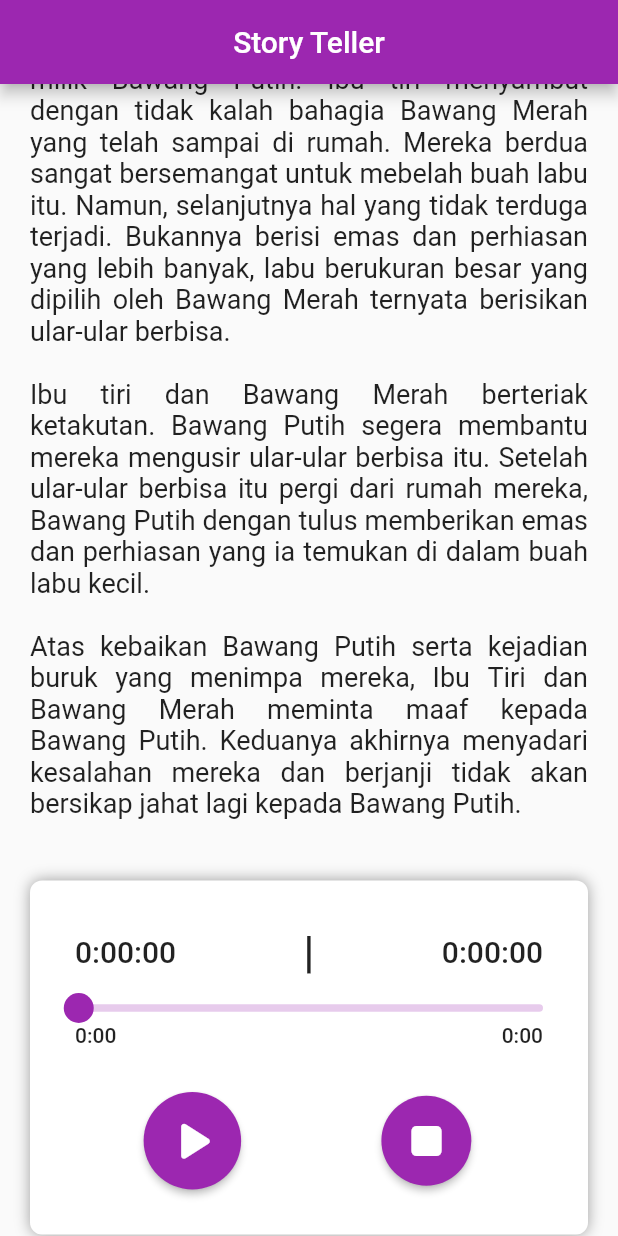
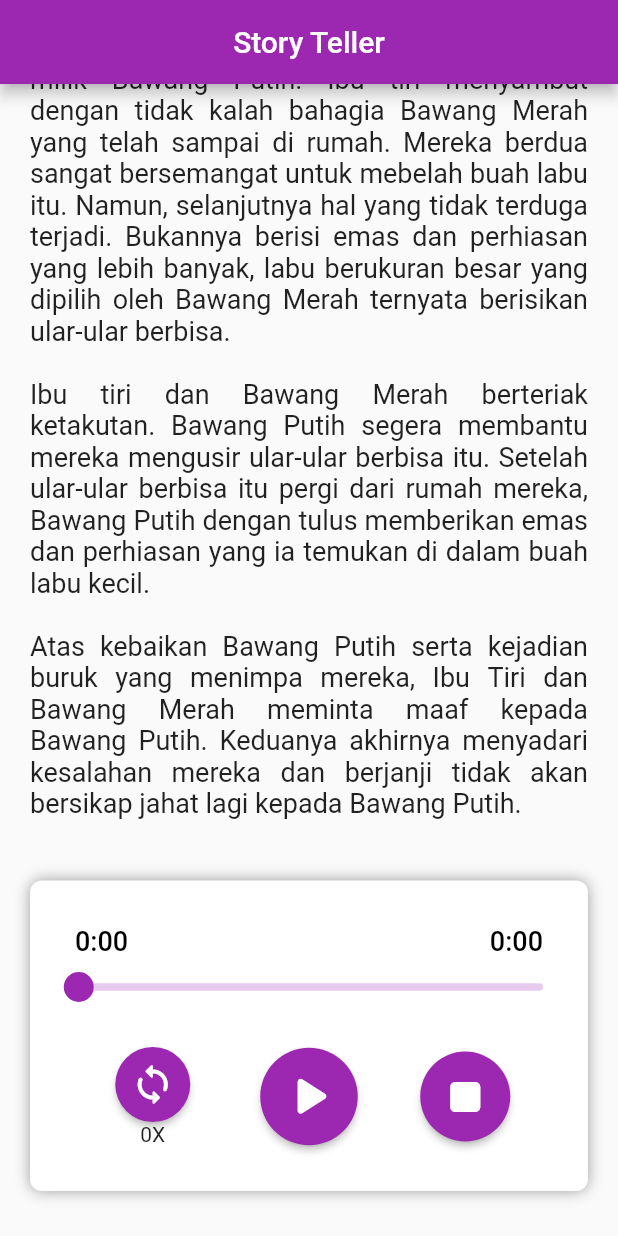
Before and after one commit to NoFall887/storyteller, a Flutter app: the screen it shows after launch, scrolled down 1556 dp, on a phone screen of 412 x 824 dp. Run offline on Flutter 3.47's test engine with Material 2 defaults, Android fonts, the phone set to English and light mode, and no system bars; drawn by our look-alikes of audio_video_progress_bar; our stand-ins replace assets_audio_player.

Commit message:
add looping functionality
looping
remove playbackTime
modify slider style

```diff
--- a/lib/storyPlayer.dart
+++ b/lib/storyPlayer.dart
@@ -13,7 +13,12 @@ class _StoryPlayerState extends State<StoryPlayer> {
   late AssetsAudioPlayer player;
   Duration? _duration;
   String? _nowPlaying;
-  int? _loopCount;
+  int _loopCount = 0;
+  int _loopDone = 0;
+
+  _openAudioFile() {
+    player.open(Audio("assets/audio/bawang.mp3"));
+  }
 
   @override
   void initState() {
@@ -25,7 +30,20 @@ class _StoryPlayerState extends State<StoryPlayer> {
         _duration = playingAudio.audio.duration;
       });
     });
-
+    // execute when audio finished to play
+    player.playlistAudioFinished.listen((playing) {
+      if (_loopDone < _loopCount) {
+        setState(() {
+          _loopDone++;
+          player.play();
+        });
+      } else {
+        setState(() {
+          _loopCount = 0;
+          _loopDone = 0;
+        });
+      }
+    });
     super.initState();
   }
 
@@ -55,52 +73,11 @@ class _StoryPlayerState extends State<StoryPlayer> {
       padding: EdgeInsets.all(30),
       child: Column(
         children: [
-          playbackTime(),
-          SizedBox(height: 10),
           AudioControlSlider(),
           SizedBox(height: 30),
           audioControl(),
         ],
       ),
-    );
-  }
-
-  Widget playbackTime() {
-    return Row(
-      mainAxisAlignment: MainAxisAlignment.spaceBetween,
-      crossAxisAlignment: CrossAxisAlignment.center,
-      children: [
-        PlayerBuilder.currentPosition(
-          player: player,
-          builder: (context, position) {
-            return Text(
-              position.toString().split(".")[0],
-              style: TextStyle(
-                fontSize: 20,
-                fontWeight: FontWeight.w500,
-              ),
-            );
-          },
-        ),
-        SizedBox(width: 20),
-        Text(
-          "|",
-          style: TextStyle(
-            fontSize: 30,
-            fontWeight: FontWeight.w500,
-          ),
-        ),
-        SizedBox(width: 20),
-        Text(
-          _duration != null
-              ? "${_duration.toString().split(".")[0]}"
-              : "0:00:00",
-          style: TextStyle(
-            fontSize: 20,
-            fontWeight: FontWeight.w500,
-          ),
-        ),
-      ],
     );
   }
 
@@ -112,6 +89,10 @@ class _StoryPlayerState extends State<StoryPlayer> {
           progress: Duration(
             milliseconds: position.inMilliseconds,
           ),
+          timeLabelPadding: 10,
+          timeLabelLocation: TimeLabelLocation.above,
+          timeLabelTextStyle: TextStyle(
+              fontSize: 18, fontWeight: FontWeight.w500, color: Colors.black),
           total: Duration(
             milliseconds: _duration == null ? 0 : _duration!.inMilliseconds,
           ),
@@ -128,13 +109,28 @@ class _StoryPlayerState extends State<StoryPlayer> {
       mainAxisAlignment: MainAxisAlignment.spaceAround,
       crossAxisAlignment: CrossAxisAlignment.center,
       children: [
+        Column(
+          children: [
+            AudioControlButton(
+              onPressed: () {
+                _loopCount < 10 ? _loopCount++ : _loopCount = 0;
+                setState(() {});
+              },
+              child: Icon(
+                Icons.loop_rounded,
+                size: 30,
+              ),
+            ),
+            Text("${_loopCount}X")
+          ],
+        ),
         PlayerBuilder.isPlaying(
             player: player,
             builder: (context, isPlaying) {
               return AudioControlButton(
                 onPressed: () async {
                   _nowPlaying == null
-                      ? await player.open(Audio("assets/audio/bawang.mp3"))
+                      ? await _openAudioFile()
                       : await player.playOrPause();
                 },
                 child: !isPlaying
@@ -145,6 +141,10 @@ class _StoryPlayerState extends State<StoryPlayer> {
         AudioControlButton(
           onPressed: () async {
             await player.stop();
+            setState(() {
+              _loopCount = 0;
+              _loopDone = 0;
+            });
           },
           child: Icon(Icons.stop_rounded, size: 40),
         )
```
